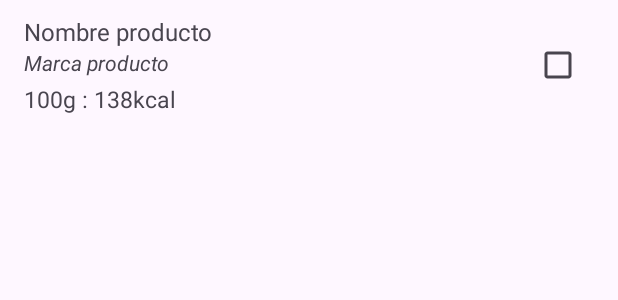
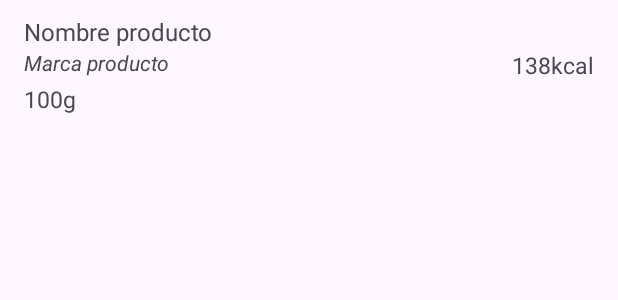
Before and after one commit to aarlucper93/SteelCheeks, an Android app: the layout list_item_diary.xml on its own in the app's theme, with its tools: preview values and no code run, on a phone screen of 412 x 824 dp. Shown: the top 300 px of the screen. Run offline under Robolectric (Android 15) with nearby library versions, the phone set to English and light mode, and no system bars.

Commit message:
Modified diary item's entity and layout.

```diff
--- a/app/src/main/java/com/example/steelcheeks/data/database/FoodRoomDatabase.kt
+++ b/app/src/main/java/com/example/steelcheeks/data/database/FoodRoomDatabase.kt
@@ -11,7 +11,7 @@ import com.example.steelcheeks.data.database.food.FoodDao
 import com.example.steelcheeks.data.database.food.FoodEntity
 
 
-@Database(entities = [FoodEntity::class, DiaryEntryEntity::class], version = 2, exportSchema = false)
+@Database(entities = [FoodEntity::class, DiaryEntryEntity::class], version = 3, exportSchema = false)
 @TypeConverters(Converters::class)
 abstract class FoodRoomDatabase : RoomDatabase() {
 
--- a/app/src/main/java/com/example/steelcheeks/ui/diary/DiaryFragment.kt
+++ b/app/src/main/java/com/example/steelcheeks/ui/diary/DiaryFragment.kt
@@ -35,9 +35,10 @@ class DiaryFragment : Fragment() {
     override fun onViewCreated(view: View, savedInstanceState: Bundle?) {
         super.onViewCreated(view, savedInstanceState)
 
+        diaryAdapter = DiaryAdapter()
+
         binding.lifecycleOwner = viewLifecycleOwner
         binding.viewModel = viewModel
-        diaryAdapter = DiaryAdapter()
         binding.recyclerView.adapter = diaryAdapter
 
         viewModel.diaryEntries.observe(viewLifecycleOwner) {entries ->
--- a/app/src/main/res/layout/list_item_diary.xml
+++ b/app/src/main/res/layout/list_item_diary.xml
@@ -15,8 +15,9 @@
             android:layout_height="wrap_content"
             app:layout_constraintStart_toStartOf="parent"
             app:layout_constraintTop_toTopOf="parent"
-            app:layout_constraintEnd_toStartOf="@id/checkbox"
+            app:layout_constraintEnd_toStartOf="@id/product_energy"
             app:layout_constraintHorizontal_bias="0"
+            android:layout_marginEnd="@dimen/list_item_horizontal_margin"
             tools:text="Nombre producto"
             android:textSize="16sp"/>
 
@@ -26,8 +27,9 @@
             android:layout_height="wrap_content"
             app:layout_constraintStart_toStartOf="@id/product_name"
             app:layout_constraintTop_toBottomOf="@id/product_name"
-            app:layout_constraintEnd_toStartOf="@id/checkbox"
+            app:layout_constraintEnd_toStartOf="@id/product_energy"
             app:layout_constraintHorizontal_bias="0"
+            android:layout_marginEnd="@dimen/list_item_horizontal_margin"
             android:textSize="14sp"
             android:textStyle="italic"
             tools:text="Marca producto" />
@@ -40,25 +42,26 @@
             app:layout_constraintTop_toBottomOf="@id/product_brand"
             android:textSize="15sp"
             android:layout_marginTop="4dp"
-            tools:text="100g :" />
+            tools:text="100g" />
 
         <TextView
             android:id="@+id/product_energy"
             android:layout_width="wrap_content"
             android:layout_height="wrap_content"
-            app:layout_constraintStart_toEndOf="@id/product_amount"
-            app:layout_constraintTop_toTopOf="@id/product_amount"
+            app:layout_constraintEnd_toEndOf="parent"
+            app:layout_constraintTop_toTopOf="parent"
+            app:layout_constraintBottom_toBottomOf="parent"
             android:textSize="15sp"
             tools:text=" 138kcal" />
 
-        <CheckBox
+        <!--<CheckBox
             android:id="@+id/checkbox"
             android:layout_width="wrap_content"
             android:layout_height="wrap_content"
             app:layout_constraintEnd_toEndOf="parent"
             app:layout_constraintTop_toTopOf="parent"
             app:layout_constraintBottom_toBottomOf="parent"
-            android:layout_marginStart="16dp"/>
+            android:layout_marginStart="16dp"/>-->
 
 
 
--- /dev/null
+++ b/app/src/main/res/values/dimens.xml
@@ -0,0 +1,4 @@
+<?xml version="1.0" encoding="utf-8"?>
+<resources>
+    <dimen name="list_item_horizontal_margin">16dp</dimen>
+</resources>
```
Also changed, not shown: app/src/main/java/com/example/steelcheeks/data/FoodRepository.kt (+7 -6 lines), app/src/main/java/com/example/steelcheeks/data/database/diary/DiaryDao.kt (+4 -4 lines), app/src/main/java/com/example/steelcheeks/data/database/diary/DiaryEntryEntity.kt (+9 -1 lines), app/src/main/java/com/example/steelcheeks/data/network/FoodsApiService.kt (+5 -3 lines), app/src/main/java/com/example/steelcheeks/ui/diary/DiaryAdapter.kt (+6 -2 lines), app/src/main/java/com/example/steelcheeks/ui/food/FoodDetailFragment.kt (+10 -2 lines), app/src/main/res/layout/activity_main.xml (+4 -8 lines).
